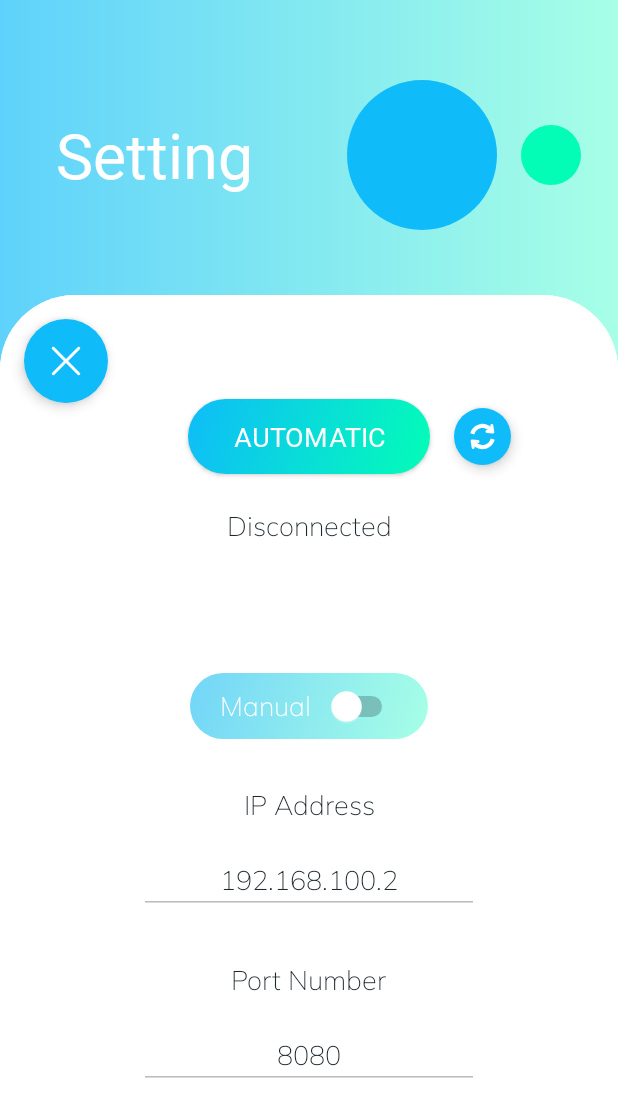
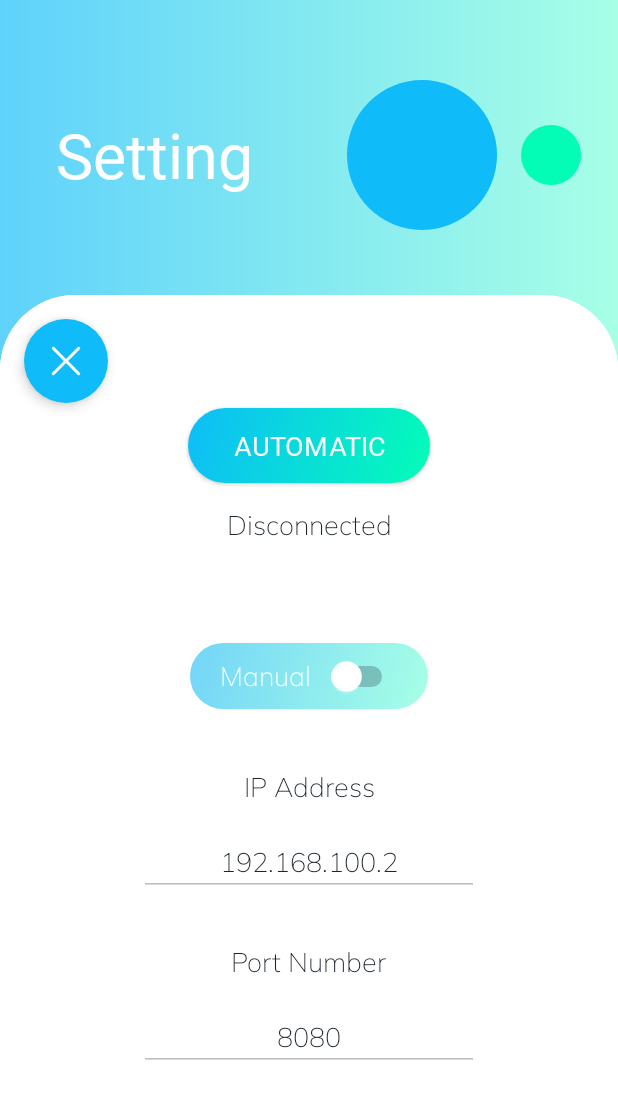
Before and after one commit to namid11/Sync, an Android app: the fragment ConnectSettingFragment placed in its activity, on a phone screen of 412 x 824 dp. Shown: the top 1117 px of the screen. Run offline under Robolectric (Android 15) with nearby library versions, the phone set to English and light mode, and no system bars; Roboto replaces fonts that are not available here.

```diff
--- a/Sync Android/app/build.gradle
+++ b/Sync Android/app/build.gradle
@@ -10,8 +10,8 @@ android {
         applicationId "com.cyan_namid09.sync"
         minSdkVersion 21
         targetSdkVersion 28
-        versionCode 3
-        versionName "1.1"
+        versionCode 4
+        versionName "1.2"
         testInstrumentationRunner "androidx.test.runner.AndroidJUnitRunner"
         vectorDrawables.useSupportLibrary = true
     }
--- a/Sync Android/app/src/main/AndroidManifest.xml
+++ b/Sync Android/app/src/main/AndroidManifest.xml
@@ -19,7 +19,8 @@
             android:theme="@style/AppTheme.FullScreen" />
         <activity
             android:name=".HomeActivity"
-            android:theme="@style/AppTheme.FullScreen">
+            android:theme="@style/AppTheme.FullScreen"
+            android:screenOrientation="portrait">
             <intent-filter>
                 <action android:name="android.intent.action.MAIN" />
 
--- a/Sync Android/app/src/main/java/com/example/sync/HomeActivity.kt
+++ b/Sync Android/app/src/main/java/com/example/sync/HomeActivity.kt
@@ -15,6 +15,7 @@ class HomeActivity : AppCompatActivity() {
     override fun onCreate(savedInstanceState: Bundle?) {
         super.onCreate(savedInstanceState)
         setContentView(R.layout.activity_home)
+
 
         trackpadConstraintView = findViewById(R.id.trackpad_constraintView)
         presentationConstraintView = findViewById(R.id.presentation_constrainView)
--- a/Sync Android/app/src/main/res/layout/layout_connect_setting.xml
+++ b/Sync Android/app/src/main/res/layout/layout_connect_setting.xml
@@ -7,29 +7,22 @@
     android:layout_height="match_parent"
     android:background="@drawable/home_panel_rounded">
 
-    <TextView
-        android:id="@+id/address_setting_machine_name_text_view"
-        style="@style/TextViewTheme"
-        android:layout_width="wrap_content"
-        android:layout_height="wrap_content"
-        android:layout_marginTop="32dp"
-        android:layout_marginBottom="32dp"
-        android:text="@string/disconnected"
-        app:layout_constraintBottom_toTopOf="@+id/guideline10"
+    <ScrollView
+        android:layout_width="match_parent"
+        android:layout_height="match_parent"
+        app:layout_constraintBottom_toBottomOf="parent"
         app:layout_constraintEnd_toEndOf="parent"
         app:layout_constraintStart_toStartOf="parent"
-        app:layout_constraintTop_toBottomOf="@+id/auto_connect_button" />
+        app:layout_constraintTop_toTopOf="parent">
 
-    <TextView
-        android:id="@+id/address_setting_manual_place_ipaddress_text_view"
-        style="@style/TextViewTheme"
-        android:layout_width="wrap_content"
+        <LinearLayout
+            android:layout_width="match_parent"
             android:layout_height="wrap_content"
-        android:layout_marginTop="32dp"
-        android:text="@string/ip_address"
-        app:layout_constraintEnd_toEndOf="parent"
-        app:layout_constraintStart_toStartOf="parent"
-        app:layout_constraintTop_toBottomOf="@+id/manual_connect_switch" />
+            android:orientation="vertical">
+
+            <androidx.constraintlayout.widget.ConstraintLayout
+                android:layout_width="match_parent"
+                android:layout_height="match_parent">
 
                 <Button
                     android:id="@+id/auto_connect_button"
@@ -43,12 +36,45 @@
                     app:layout_constraintStart_toStartOf="parent"
                     app:layout_constraintTop_toTopOf="parent" />
 
+                <TextView
+                    android:id="@+id/address_setting_machine_name_text_view"
+                    style="@style/TextViewTheme"
+                    android:layout_width="wrap_content"
+                    android:layout_height="wrap_content"
+                    android:layout_marginTop="16dp"
+                    android:text="@string/disconnected"
+                    app:layout_constraintEnd_toEndOf="@+id/auto_connect_button"
+                    app:layout_constraintStart_toStartOf="@+id/auto_connect_button"
+                    app:layout_constraintTop_toBottomOf="@+id/auto_connect_button" />
+
+                <TextView
+                    android:id="@+id/address_setting_manual_place_ipaddress_text_view"
+                    style="@style/TextViewTheme"
+                    android:layout_width="wrap_content"
+                    android:layout_height="wrap_content"
+                    android:layout_marginTop="16dp"
+                    android:text="@string/ip_address"
+                    app:layout_constraintEnd_toEndOf="parent"
+                    app:layout_constraintStart_toStartOf="parent"
+                    app:layout_constraintTop_toTopOf="@+id/guideline11" />
+
+                <TextView
+                    android:id="@+id/address_setting_manual_place_port_number_text_view"
+                    style="@style/TextViewTheme"
+                    android:layout_width="wrap_content"
+                    android:layout_height="wrap_content"
+                    android:layout_marginTop="32dp"
+                    android:text="Port Number"
+                    app:layout_constraintEnd_toEndOf="parent"
+                    app:layout_constraintStart_toStartOf="parent"
+                    app:layout_constraintTop_toBottomOf="@+id/address_setting_manual_place_ip_address_edit_text" />
+
                 <Switch
                     android:id="@+id/manual_connect_switch"
                     style="@style/SwitchTheme"
                     android:layout_width="wrap_content"
                     android:layout_height="wrap_content"
-        android:layout_marginTop="64dp"
+                    android:layout_marginTop="32dp"
                     android:checked="false"
                     android:fontFamily="@font/muli_extralight"
                     android:text="Manual"
@@ -58,20 +84,6 @@
                     app:layout_constraintEnd_toEndOf="parent"
                     app:layout_constraintStart_toStartOf="parent"
                     app:layout_constraintTop_toTopOf="@+id/guideline10" />
-
-    <androidx.constraintlayout.widget.Guideline
-        android:id="@+id/guideline10"
-        android:layout_width="wrap_content"
-        android:layout_height="wrap_content"
-        android:orientation="horizontal"
-        app:layout_constraintGuide_percent="0.3" />
-
-    <androidx.constraintlayout.widget.Guideline
-        android:id="@+id/guideline11"
-        android:layout_width="wrap_content"
-        android:layout_height="wrap_content"
-        android:orientation="vertical"
-        app:layout_constraintGuide_percent="0.5" />
 
                 <EditText
                     android:id="@+id/address_setting_manual_place_ip_address_edit_text"
@@ -88,17 +100,6 @@
                     app:layout_constraintStart_toStartOf="parent"
                     app:layout_constraintTop_toBottomOf="@+id/address_setting_manual_place_ipaddress_text_view" />
 
-    <TextView
-        android:id="@+id/address_setting_manual_place_port_number_text_view"
-        style="@style/TextViewTheme"
-        android:layout_width="wrap_content"
-        android:layout_height="wrap_content"
-        android:layout_marginTop="32dp"
-        android:text="Port Number"
-        app:layout_constraintEnd_toEndOf="parent"
-        app:layout_constraintStart_toStartOf="parent"
-        app:layout_constraintTop_toBottomOf="@+id/address_setting_manual_place_ip_address_edit_text" />
-
                 <EditText
                     android:id="@+id/address_setting_manual_place_port_number_edit_text"
                     style="@style/EditTextTheme"
@@ -113,6 +114,24 @@
                     app:layout_constraintStart_toStartOf="parent"
                     app:layout_constraintTop_toBottomOf="@+id/address_setting_manual_place_port_number_text_view" />
 
+                <androidx.constraintlayout.widget.Guideline
+                    android:id="@+id/guideline10"
+                    android:layout_width="wrap_content"
+                    android:layout_height="wrap_content"
+                    android:orientation="horizontal"
+                    app:layout_constraintGuide_begin="200dp" />
+
+                <androidx.constraintlayout.widget.Guideline
+                    android:id="@+id/guideline11"
+                    android:layout_width="wrap_content"
+                    android:layout_height="wrap_content"
+                    android:orientation="horizontal"
+                    app:layout_constraintGuide_begin="300dp" />
+
+            </androidx.constraintlayout.widget.ConstraintLayout>
+        </LinearLayout>
+    </ScrollView>
+
     <ImageButton
         android:id="@+id/activity_finished_button"
         style="@style/FunctionButtonTheme"
@@ -122,24 +141,4 @@
         app:layout_constraintTop_toTopOf="parent"
         app:srcCompat="@drawable/ui_cross" />
 
-    <ImageButton
-        android:id="@+id/imageButton2"
-        style="@style/FunctionButtonTheme"
-        android:layout_width="38dp"
-        android:layout_height="38dp"
-        android:layout_marginStart="16dp"
-        android:background="@drawable/function_button_small"
-        android:scaleType="fitCenter"
-        android:src="@drawable/ui_update"
-        app:layout_constraintBottom_toTopOf="@+id/guideline14"
-        app:layout_constraintStart_toEndOf="@+id/auto_connect_button"
-        app:layout_constraintTop_toTopOf="@+id/guideline14" />
-
-    <androidx.constraintlayout.widget.Guideline
-        android:id="@+id/guideline14"
-        android:layout_width="wrap_content"
-        android:layout_height="wrap_content"
-        android:orientation="horizontal"
-        app:layout_constraintGuide_percent="0.15" />
-
 </androidx.constraintlayout.widget.ConstraintLayout>
```
Also changed, not shown: Sync Android/app/src/main/java/com/example/sync/PresentationModeActivity.kt (+25 -6 lines), Sync Android/app/src/main/java/com/example/sync/TrackpadModeActivity.kt (+15 -6 lines). Lines whose indentation alone changed are shown as unchanged.
